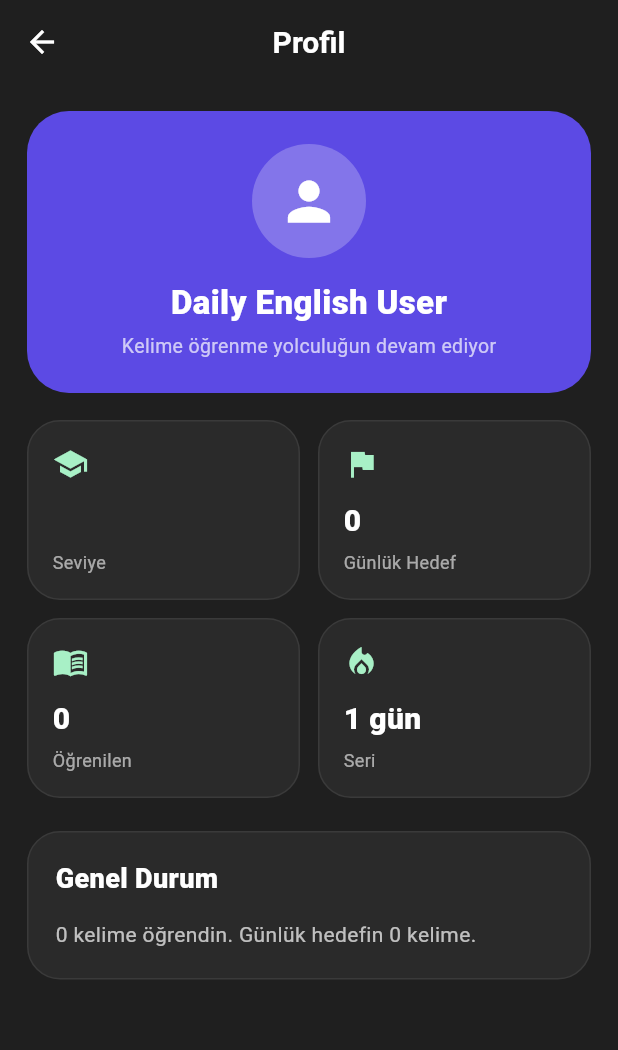
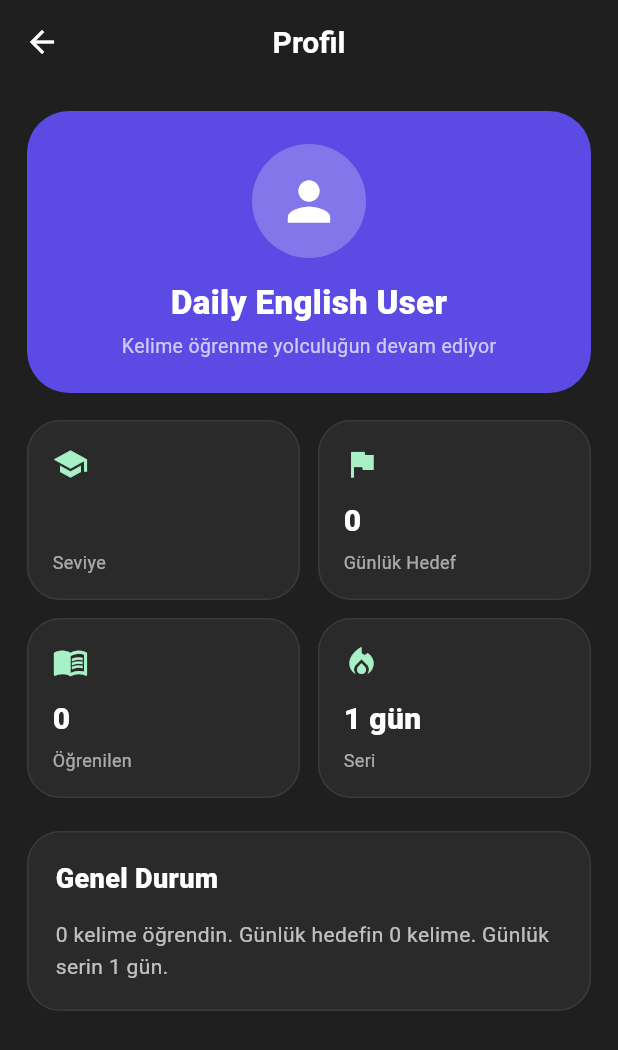
Before and after one commit to melisayildirm/daily-english-vocabulary, a Flutter app: the ProfileScreen screen opened directly with empty values, on a phone screen of 412 x 824 dp. Shown: the top 1050 px of the screen. Run offline on Flutter 3.47's test engine with Material 3 defaults, Android fonts, the phone set to English and light mode, and no system bars; our stand-ins replace shared_preferences; accounts and stored records are empty.

Commit message:
feat: add profile streak tracking with shared preferences

```diff
--- a/lib/screens/profile/profile_screen.dart
+++ b/lib/screens/profile/profile_screen.dart
@@ -1,7 +1,8 @@
 import 'package:flutter/material.dart';
 import '../../services/word_service.dart';
+import '../../services/streak_service.dart';
 
-class ProfileScreen extends StatelessWidget {
+class ProfileScreen extends StatefulWidget {
   final String selectedLevel;
   final int dailyWordCount;
 
@@ -10,6 +11,27 @@ class ProfileScreen extends StatelessWidget {
     required this.selectedLevel,
     required this.dailyWordCount,
   });
+
+  @override
+  State<ProfileScreen> createState() => _ProfileScreenState();
+}
+
+class _ProfileScreenState extends State<ProfileScreen> {
+  int streak = 0;
+
+  @override
+  void initState() {
+    super.initState();
+    loadStreak();
+  }
+
+  Future<void> loadStreak() async {
+    final currentStreak = await StreakService.updateAndGetStreak();
+
+    setState(() {
+      streak = currentStreak;
+    });
+  }
 
   @override
   Widget build(BuildContext context) {
@@ -32,8 +54,8 @@ class ProfileScreen extends StatelessWidget {
                 color: const Color(0xFF5C4AE4),
                 borderRadius: BorderRadius.circular(28),
               ),
-              child: Column(
-                children: const [
+              child: const Column(
+                children: [
                   CircleAvatar(
                     radius: 38,
                     backgroundColor: Colors.white24,
@@ -70,13 +92,13 @@ class ProfileScreen extends StatelessWidget {
               children: [
                 _profileStatCard(
                   title: 'Seviye',
-                  value: selectedLevel,
+                  value: widget.selectedLevel,
                   icon: Icons.school,
                 ),
                 const SizedBox(width: 12),
                 _profileStatCard(
                   title: 'Günlük Hedef',
-                  value: '$dailyWordCount',
+                  value: '${widget.dailyWordCount}',
                   icon: Icons.flag,
                 ),
               ],
@@ -94,7 +116,7 @@ class ProfileScreen extends StatelessWidget {
                 const SizedBox(width: 12),
                 _profileStatCard(
                   title: 'Seri',
-                  value: '1 gün',
+                  value: '$streak gün',
                   icon: Icons.local_fire_department,
                 ),
               ],
@@ -123,7 +145,7 @@ class ProfileScreen extends StatelessWidget {
                   ),
                   const SizedBox(height: 14),
                   Text(
-                    '$totalLearned kelime öğrendin. Günlük hedefin $dailyWordCount kelime.',
+                    '$totalLearned kelime öğrendin. Günlük hedefin ${widget.dailyWordCount} kelime. Günlük serin $streak gün.',
                     style: const TextStyle(
                       color: Colors.white70,
                       fontSize: 14,
--- /dev/null
+++ b/lib/services/streak_service.dart
@@ -0,0 +1,47 @@
+import 'package:shared_preferences/shared_preferences.dart';
+
+class StreakService {
+  static const String _streakKey = 'streak_count';
+  static const String _lastOpenDateKey = 'last_open_date';
+
+  static Future<int> updateAndGetStreak() async {
+    final prefs = await SharedPreferences.getInstance();
+
+    final today = DateTime.now();
+    final todayOnly = DateTime(today.year, today.month, today.day);
+
+    final lastDateString = prefs.getString(_lastOpenDateKey);
+    int streak = prefs.getInt(_streakKey) ?? 0;
+
+    if (lastDateString == null) {
+      streak = 1;
+    } else {
+      final lastDate = DateTime.parse(lastDateString);
+      final lastDateOnly = DateTime(
+        lastDate.year,
+        lastDate.month,
+        lastDate.day,
+      );
+
+      final difference = todayOnly.difference(lastDateOnly).inDays;
+
+      if (difference == 0) {
+        // Aynı gün tekrar açıldı, streak değişmez.
+      } else if (difference == 1) {
+        streak++;
+      } else {
+        streak = 1;
+      }
+    }
+
+    await prefs.setInt(_streakKey, streak);
+    await prefs.setString(_lastOpenDateKey, todayOnly.toIso8601String());
+
+    return streak;
+  }
+
+  static Future<int> getStreak() async {
+    final prefs = await SharedPreferences.getInstance();
+    return prefs.getInt(_streakKey) ?? 0;
+  }
+}
--- a/pubspec.yaml
+++ b/pubspec.yaml
@@ -34,6 +34,7 @@ dependencies:
   # The following adds the Cupertino Icons font to your application.
   # Use with the CupertinoIcons class for iOS style icons.
   cupertino_icons: ^1.0.8
+  shared_preferences: ^2.5.5
 
 dev_dependencies:
   flutter_test:
```
Also changed, not shown: pubspec.lock, 1 other file.
